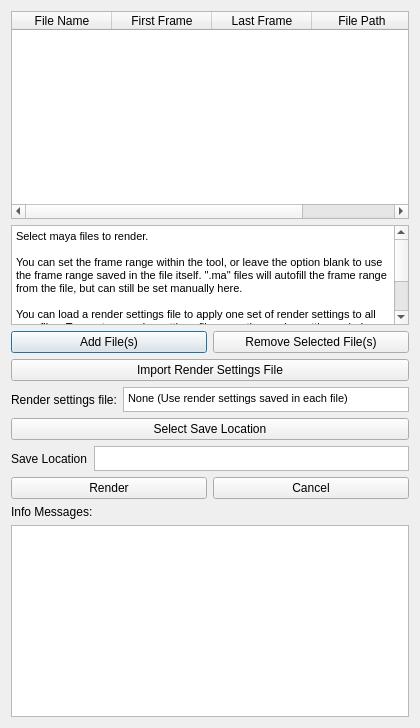
This is ui/MultiFileSequenceRenderUi.ui in bsinghvird/Multi-File-Sequence-Render as Qt 5 draws it before an edit. The edited form follows.
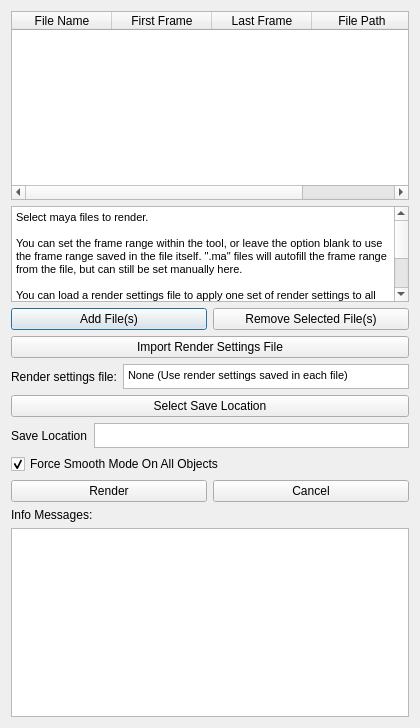
This is the edited form.

Commit message:
Adding force smooth button
Adding button toggle that will force smooth mode on for all geometry in the scene.

```diff
--- a/ui/MultiFileSequenceRenderUi.ui
+++ b/ui/MultiFileSequenceRenderUi.ui
@@ -191,7 +191,7 @@
      </item>
     </layout>
    </item>
-   <item row="5" column="0">
+   <item row="6" column="0">
     <layout class="QHBoxLayout" name="horizontalLayout_2">
      <item>
       <widget class="QPushButton" name="btn_render">
@@ -209,7 +209,7 @@
      </item>
     </layout>
    </item>
-   <item row="6" column="0">
+   <item row="9" column="0">
     <layout class="QVBoxLayout" name="verticalLayout">
      <item>
       <widget class="QLabel" name="label_3">
@@ -231,6 +231,19 @@
      </item>
     </layout>
    </item>
+   <item row="5" column="0">
+    <widget class="QCheckBox" name="checkbox_force_smooth">
+     <property name="text">
+      <string>Force Smooth Mode On All Objects</string>
+     </property>
+     <property name="checked">
+      <bool>true</bool>
+     </property>
+     <property name="tristate">
+      <bool>false</bool>
+     </property>
+    </widget>
+   </item>
   </layout>
  </widget>
  <resources/>
```
Left out of the diff: 36 changed lines with no effect on the pictures. The commit also changes 1 other file.
